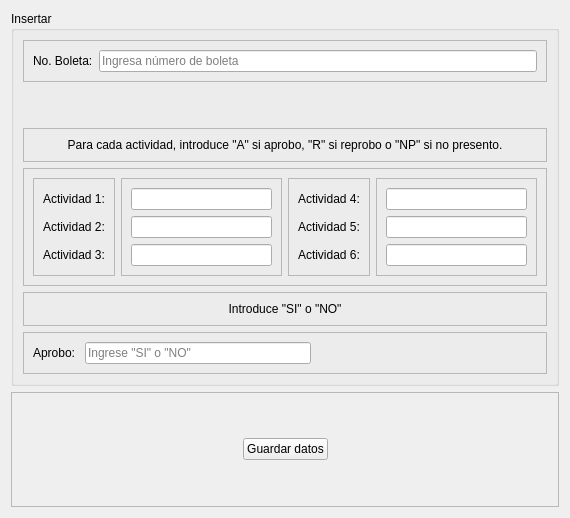
Qt form view/vista_insertar.ui (JoseVale99/simulador_prediccion_desemepe-o) before a commit.
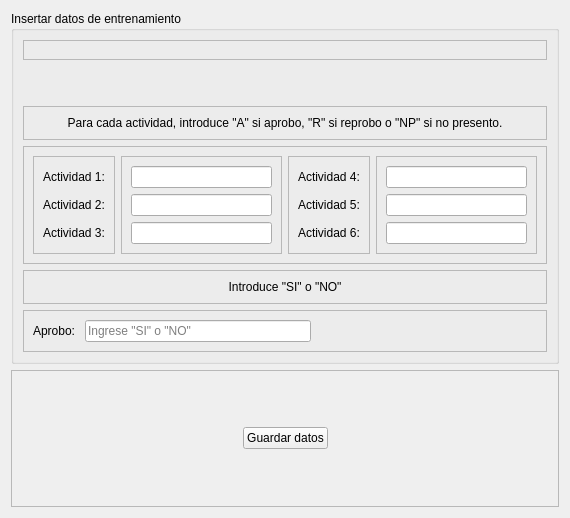
The same form after that commit.

```diff
--- a/view/vista_insertar.ui
+++ b/view/vista_insertar.ui
@@ -17,7 +17,7 @@
    <item>
     <widget class="QGroupBox" name="groupBox">
      <property name="title">
-      <string>Insertar</string>
+      <string>Insertar datos de entrenamiento</string>
      </property>
      <property name="flat">
       <bool>true</bool>
@@ -35,20 +35,6 @@
          <property name="sizeConstraint">
           <enum>QLayout::SetMinimumSize</enum>
          </property>
-         <item>
-          <widget class="QLabel" name="label_11">
-           <property name="text">
-            <string>No. Boleta:</string>
-           </property>
-          </widget>
-         </item>
-         <item>
-          <widget class="QLineEdit" name="lineEdit_3">
-           <property name="placeholderText">
-            <string>Ingresa número de boleta</string>
-           </property>
-          </widget>
-         </item>
         </layout>
        </widget>
       </item>
```
